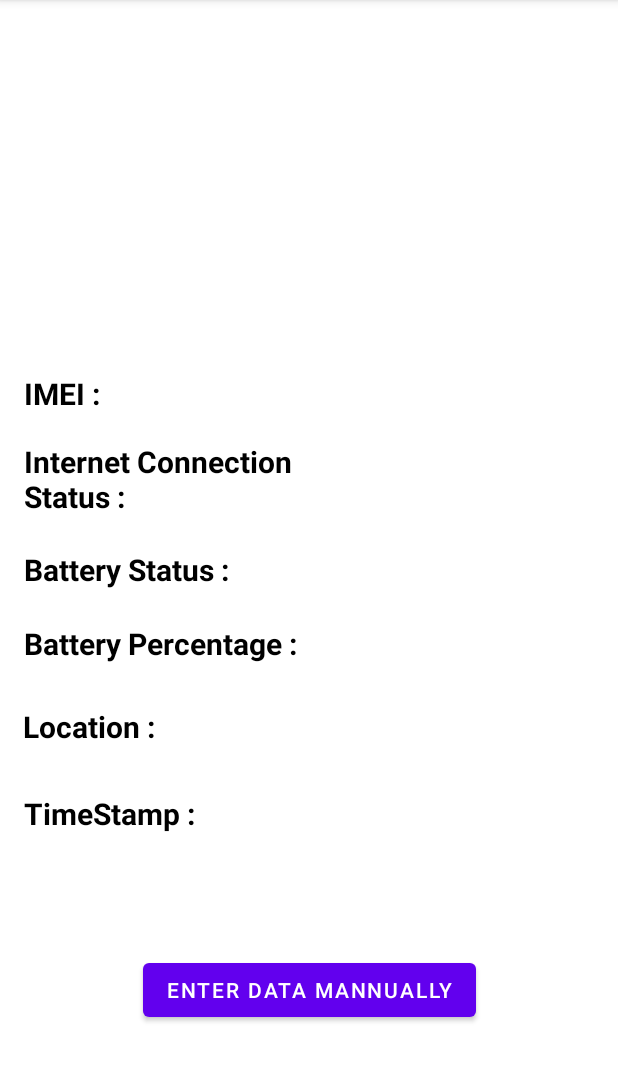
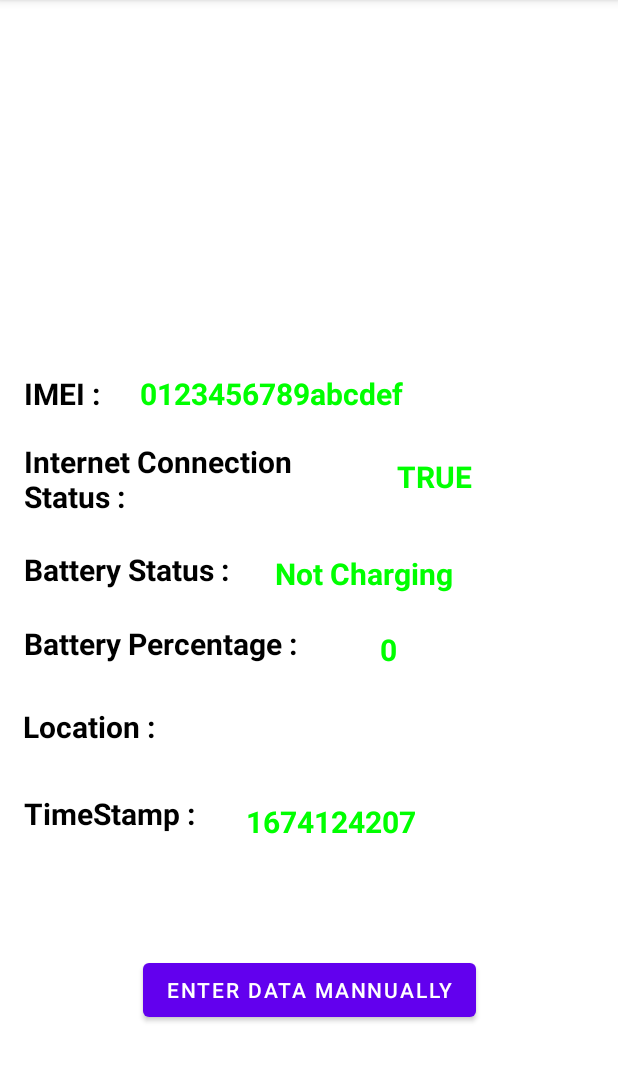
Before and after one commit to rahul9416/DeviceInfo, an Android app: the screen it shows after launch (MainActivity), after a tap on "ENTER DATA MANNUALLY", on a phone screen of 412 x 824 dp, the part 84-1166 px from its top. Run offline under Robolectric (Android 15) with nearby library versions, the phone set to English and light mode, and no system bars; our stand-ins replace Firebase (no records; nobody signed in at launch, a user with empty details on screens opened directly); libraries missing offline, so code that uses them is left out: com.karumi.dexter; 6 statements that could not run were skipped.

Commit message:
Device Information Committed

```diff
--- a/app/src/main/java/com/example/secquraiseproject/MainActivity.java
+++ b/app/src/main/java/com/example/secquraiseproject/MainActivity.java
@@ -68,6 +68,9 @@ public class MainActivity extends AppCompatActivity {
     private DatabaseReference root = FirebaseDatabase.getInstance().getReference("data");
     private StorageReference reference = FirebaseStorage.getInstance().getReference();
     private Uri imageUri;
+    //final String[] loca = new String[1];
+
+    String loca;
 
 
     @SuppressLint({"MissingPermission", "MissingInflatedId"})
@@ -124,6 +127,7 @@ public class MainActivity extends AppCompatActivity {
         db_bc=BatteryChargin();
         db_timeStamp=TimeStamp();
         getLastLocation();
+
         requestAppPermission("0");
         //Toast.makeText(this, "abc" + db_loc, Toast.LENGTH_SHORT).show();
 
@@ -136,6 +140,7 @@ public class MainActivity extends AppCompatActivity {
 
         String de = Settings.Secure.getString(getContentResolver(),Settings.Secure.ANDROID_ID);
         Log.d("TaskuniqueID", de);
+        imei.setText(de);
         return de;
     }
 
@@ -147,7 +152,7 @@ public class MainActivity extends AppCompatActivity {
         boolean ins = nInfo != null && nInfo.isAvailable() && nInfo.isConnected();
         String a = valueOf(ins).toUpperCase(Locale.ROOT);
         Log.d("TaskInternet Connectivity", valueOf(ins));
-
+        ics.setText(a);
         return a;
     }
 
@@ -160,15 +165,9 @@ public class MainActivity extends AppCompatActivity {
         int scale = batteryStatus.getIntExtra(BatteryManager.EXTRA_SCALE, -1);
         float batteryPct = level / (float)scale;
         float p = batteryPct * 100;
-        String bStatus = "null";
 
-        int status = batteryStatus.getIntExtra(BatteryManager.EXTRA_STATUS, -1);
-        if(status == BatteryManager.BATTERY_STATUS_CHARGING){
-            bStatus="Charging";
-        }
-        else{
-            bStatus = "Not Charging";
-        }
+
+        bc.setText(String.valueOf(level));
 
         return String.valueOf(level);
 
@@ -192,7 +191,7 @@ public class MainActivity extends AppCompatActivity {
             bStatus = "Not Charging";
         }
 
-
+        bcs.setText(bStatus);
         return bStatus;
 
     }
@@ -205,13 +204,14 @@ public class MainActivity extends AppCompatActivity {
         String ts = tsLong.toString();
 
         Log.d("TaskTimeStamp",ts);
+        timestamp.setText(ts);
         return ts;
     }
 
 
 //    Function to get Location;
     private String getLastLocation(){
-        final String[] loca = new String[1];
+
         fusedLocationClient = LocationServices.getFusedLocationProviderClient(getApplicationContext());
 
         if(ContextCompat.checkSelfPermission(getApplicationContext(), Manifest.permission.ACCESS_FINE_LOCATION)== PackageManager.PERMISSION_GRANTED){
@@ -225,8 +225,10 @@ public class MainActivity extends AppCompatActivity {
                         try {
                             addresses = geocoder.getFromLocation(location.getLatitude(),location.getLongitude(),1);
 
-                            loca[0] = addresses.get(0).getLocality()+", "+addresses.get(0).getCountryName();
-                            db_loc = loca[0];
+                            loca = addresses.get(0).getLocality()+", "+addresses.get(0).getCountryName();
+                            //Log.d("location",loca);
+                            loc.setText(loca);
+                            //db_loc = loca[0];
                         } catch (IOException e) {
                             e.printStackTrace();
                             Log.d("er","error");
@@ -243,8 +245,11 @@ public class MainActivity extends AppCompatActivity {
         else{
             askPermission();
         }
+        String ac = loca;
+        System.out.println(ac);
 
-        return loca[0];
+
+        return loca;
     }
 //  Asking Permission for Location
     private void askPermission() {
@@ -368,21 +373,22 @@ public class MainActivity extends AppCompatActivity {
 
         startActivityForResult(intent, 101);
     }
-
+    //Second Thread
     private void UploadImage(Uri ms){
         Log.d("abc", String.valueOf(ms));
         if(ms!=null){
+
+            new Thread(new Runnable()
+            {
+                @Override
+                public void run()
+                {
                     StorageReference ref = reference.child("images/").child(System.currentTimeMillis()+".jpg");
                     Log.d("def", String.valueOf(ref));
                     ref.putFile(ms).addOnSuccessListener(new OnSuccessListener<UploadTask.TaskSnapshot>() {
                         @Override
                         public void onSuccess(UploadTask.TaskSnapshot taskSnapshot) {
-                    imei.setText(db_imei);
-                    ics.setText(db_ics);
-                    bc.setText(db_bc);
-                    bcs.setText(db_bcs);
-                    loc.setText(db_loc);
-                    timestamp.setText(db_timeStamp);
+
                             ref.getDownloadUrl().addOnSuccessListener(new OnSuccessListener<Uri>() {
                                 @Override
                                 public void onSuccess(Uri uri) {
@@ -405,6 +411,10 @@ public class MainActivity extends AppCompatActivity {
                         }
                     });
                 }
+            }).start();
+
+
+        }
         else{
             Toast.makeText(this, "Image Uri is null", Toast.LENGTH_SHORT).show();
         }
```
Also changed, not shown: 2 other files. Lines whose indentation alone changed are shown as unchanged.
